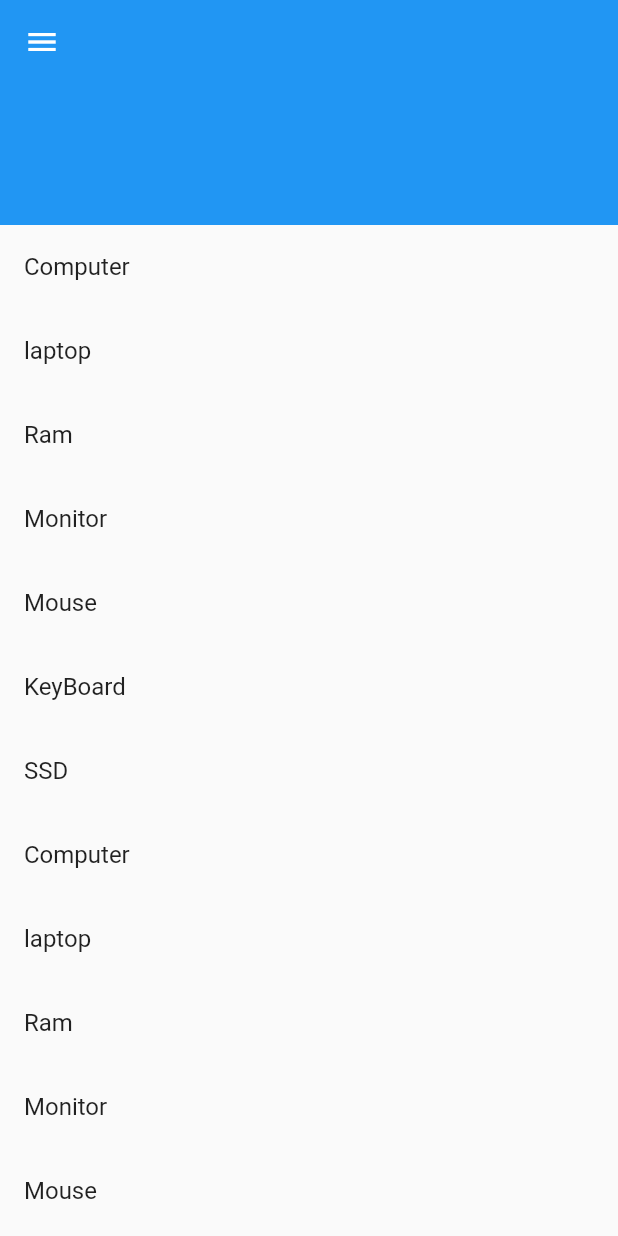
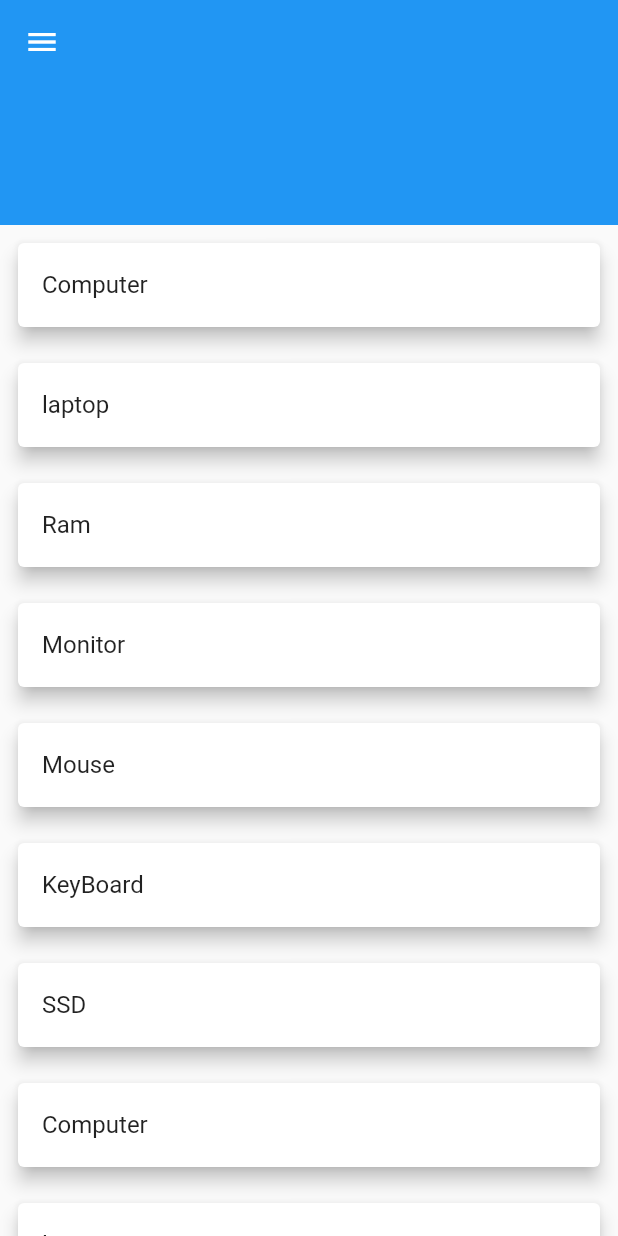
Before and after one commit to mahfuzur32785/btm_nav_sliver_appBar_flutter, a Flutter app: the Sliver_App_Bar screen opened directly, on a phone screen of 412 x 824 dp. Run offline on Flutter 3.47's test engine with Material 2 defaults, Android fonts, the phone set to English and light mode, and no system bars; missing offline and left inert: flip_box_bar_plus.

```diff
--- a/lib/screen/sliver_appbar.dart
+++ b/lib/screen/sliver_appbar.dart
@@ -34,8 +34,15 @@ class _Sliver_App_BarState extends State<Sliver_App_Bar> {
               shrinkWrap: true,
                 itemCount: _products.length,
                 itemBuilder: (context, index){
-                  return ListTile(
-                    title: Text(_products[index]),
+                  return Padding(
+                    padding: const EdgeInsets.all(8.0),
+                    child: Card(
+                      shadowColor: Colors.black,
+                      elevation: 5,
+                      child: ListTile(
+                        title: Text(_products[index]),
+                      ),
+                    ),
                   );
                 }
             ),
```
